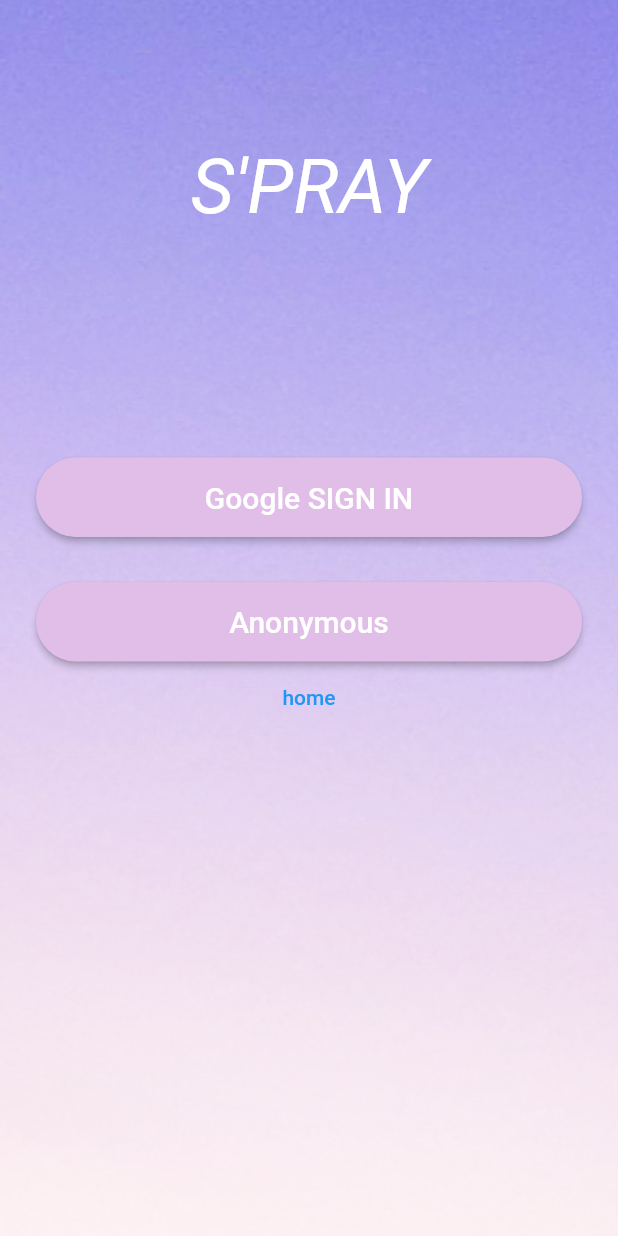
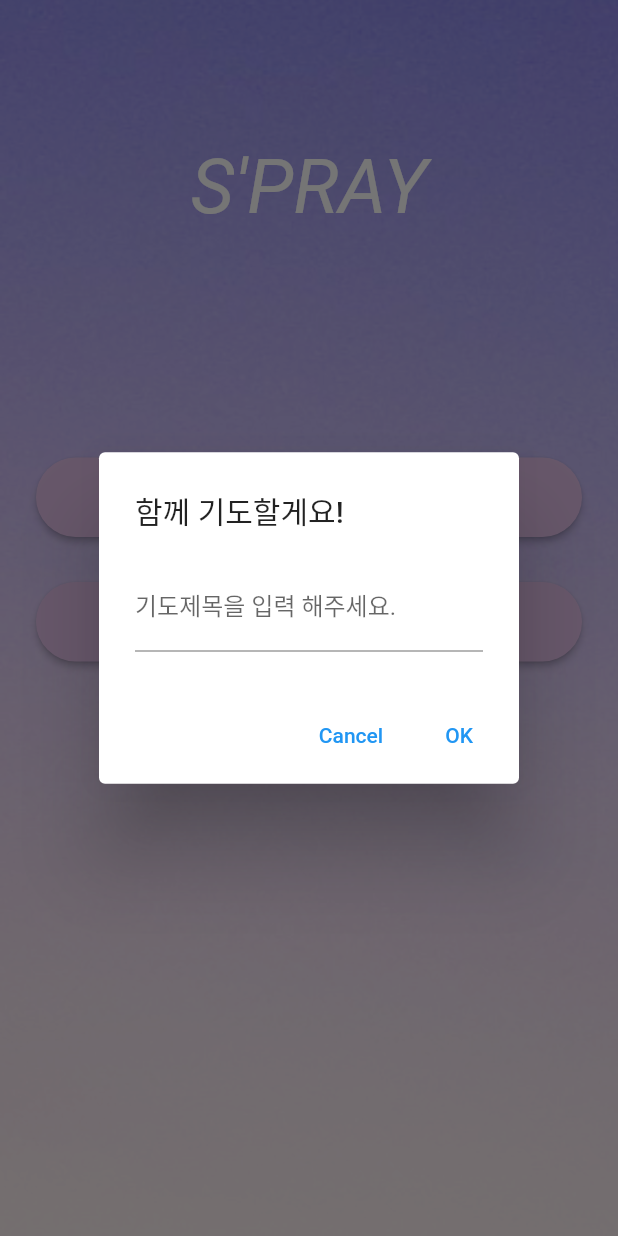
Before and after one commit to MoonSangJun/S-pray, a Flutter app: the screen it shows after launch, after a tap on "Google SIGN IN", on a phone screen of 412 x 824 dp. Run offline on Flutter 3.47's test engine with Material 2 defaults, Android fonts, the phone set to English and light mode, and no system bars; our stand-ins replace cloud_firestore, firebase_auth, firebase_core, firebase_storage, google_maps_flutter, google_sign_in and 4 more; missing offline and left inert: bottom_bar, d_chart, firebase_ui_auth, flutter_advanced_calendar; accounts and stored records are empty.

```diff
--- a/lib/home.dart
+++ b/lib/home.dart
@@ -4,6 +4,7 @@ import 'package:cloud_firestore/cloud_firestore.dart';
 import 'package:firebase_auth/firebase_auth.dart';
 import 'package:flutter/material.dart';
 import 'package:bottom_bar/bottom_bar.dart';
+import 'package:flutter/scheduler.dart';
 import 'package:spray/calendar.dart';
 import 'package:spray/map.dart';
 import 'package:spray/timer.dart';
@@ -17,6 +18,7 @@ class HomePage extends StatefulWidget {
 }
 
 class _HomePageState extends State<HomePage> {
+  final _prayTitle = TextEditingController();
   int _currentPage = 2;
   var prayTitle = [
     "북한을 위해 중보합니다." ,
@@ -42,6 +44,57 @@ class _HomePageState extends State<HomePage> {
   }
 
   final _pageController = PageController();
+
+  @override
+  void initState(){
+    SchedulerBinding.instance!.addPostFrameCallback((timeStamp) {
+      showBannerDialog();
+    });
+    super.initState();
+  }
+
+  showBannerDialog(){
+
+    return
+      showDialog(
+        context: context,
+        builder: (context) => StatefulBuilder(builder: (context,setState){
+
+          return
+            AlertDialog(
+              title: const Text('함께 기도할게요!'),
+              content:  TextField(
+                controller: _prayTitle,
+                decoration: InputDecoration(
+                  labelText: '기도제목을 입력 해주세요.',
+                ),
+              ),
+              actions: <Widget>[
+                TextButton(
+                  onPressed: () => Navigator.pop(context, 'Cancel'),
+                  child: const Text('Cancel'),
+                ),
+                TextButton(
+                  onPressed: () {
+                    FirebaseFirestore.instance
+                        .collection('users')
+                        .doc(FirebaseAuth.instance.currentUser!.uid)
+                        .update(
+                      {
+                        'prayTitle': FieldValue.arrayUnion([_prayTitle])
+                      }
+                    );
+                    Navigator.pop(context, 'OK');
+                  },
+                  child: const Text('OK'),
+                ),
+              ],
+            );
+
+        })
+
+    );
+  }
 
   @override
   Widget build(BuildContext context) {
@@ -129,7 +182,8 @@ class _HomePageState extends State<HomePage> {
                 List<dynamic> datas = snapshot.data?.get('liked');
                 if(snapshot.data != null){
                   return
-                    Column(
+                    SingleChildScrollView(
+                      child: Column(
                         children: [
                           SizedBox(height: 80,),
                           Text("함께 기도해요!"),
@@ -171,6 +225,7 @@ class _HomePageState extends State<HomePage> {
                           ),
 
                         ],
+                      ),
                     );
                 }
                 else if (snapshot.hasError){
@@ -223,6 +278,9 @@ class _HomePageState extends State<HomePage> {
           ),
         ],
       ),
+
+        resizeToAvoidBottomInset: true
+
     );
   }
 }
--- a/lib/login.dart
+++ b/lib/login.dart
@@ -26,6 +26,9 @@ class LoginPage extends StatelessWidget {
       'image': data.user!.photoURL,
       'praynumber':"0",
       'liked' : [],
+      'prayTitle':[],
+      'praynumber': 0,
+      'total_time' : 0,
     }, SetOptions(merge : true));
     return data.user;
   }
@@ -39,6 +42,9 @@ class LoginPage extends StatelessWidget {
       'image': 'https://img.freepik.com/premium-vector/cute-jesus-with-finger-heart-shape_123847-889.jpg',
       'praynumber':"0",
       'liked' : [],
+      'prayTitle':[],
+      'praynumber': 0,
+      'total_time' : 0,
     }, SetOptions(merge : true));
     return data.user;
   }
--- a/lib/model/user.dart
+++ b/lib/model/user.dart
@@ -12,6 +12,8 @@ class Users  {
     this.like,
     this.time,
     this.praynumber,
+    this.totaltime,
+    this.prayTitle,
   });
 
   String? email;
@@ -21,7 +23,9 @@ class Users  {
   String? status_message;
   int? like;
   Timestamp? time;
-  String? praynumber;
+  int? praynumber;
+  int? totaltime;
+  List<String>? prayTitle;
 
   DocumentReference? reference;
 
@@ -34,6 +38,8 @@ class Users  {
     like = json['like'];
     time = json['time'];
     praynumber = json['praynumber'];
+    totaltime = json['totaltime'];
+    prayTitle = json['prayTitle'];
   }
 
 
```
Lines whose indentation alone changed are shown as unchanged.
